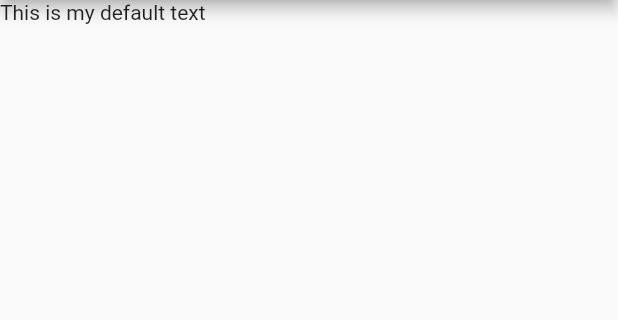
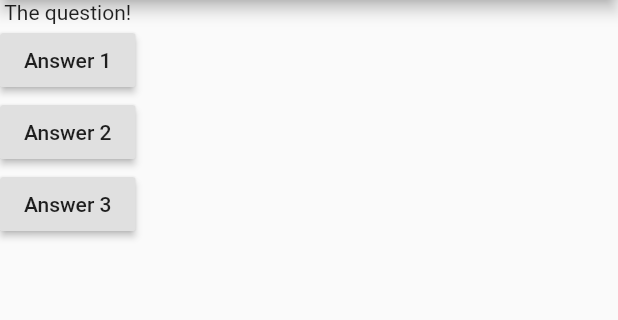
Before and after one commit to bryalara/flutter_udemy, a Flutter app: the screen it shows after launch, on a phone screen of 412 x 824 dp, the part 84-404 px from its top. Run offline on Flutter 3.47's test engine with Material 2 defaults, Android fonts, the phone set to English and light mode, and no system bars.

Commit message:
Adding and understanding buttons

```diff
--- a/flutter_complete_guide/lib/main.dart
+++ b/flutter_complete_guide/lib/main.dart
@@ -1,17 +1,42 @@
 import 'package:flutter/material.dart';
-
 
 void main() => runApp(MyApp());
 
 class MyApp extends StatelessWidget {
+void answerQuestion(){
+  print("Answer chosen!");
+}
+
   @override
   Widget build(BuildContext context) {
+    var questions = [
+      "What's your favorite color?",
+      "What's your favorite animal?",
+    ];
     return MaterialApp(
       home: Scaffold(
         appBar: AppBar(
           title: Text("My First App"),
         ),
-        body: Text("This is my default text"),
+        body: Column(
+          children: [
+            Text("The question!"),
+            RaisedButton(
+              child: Text("Answer 1"),
+              onPressed: answerQuestion,
+            ),
+            RaisedButton(
+              child: Text("Answer 2"),
+              onPressed: () => print("Answer 2 chosen"),
+            ),
+            RaisedButton(
+              child: Text("Answer 3"),
+              onPressed: () {
+                print("Answer 3 chosen");
+              },
+            ),
+          ],
+        ),
       ),
     );
   }
```
